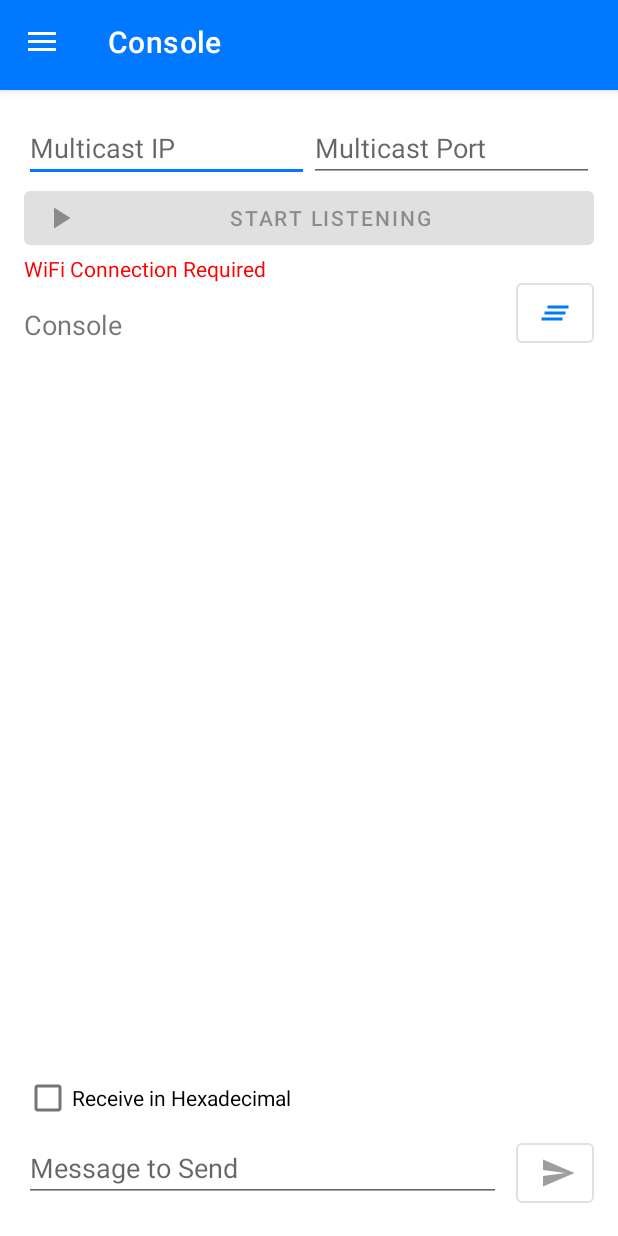
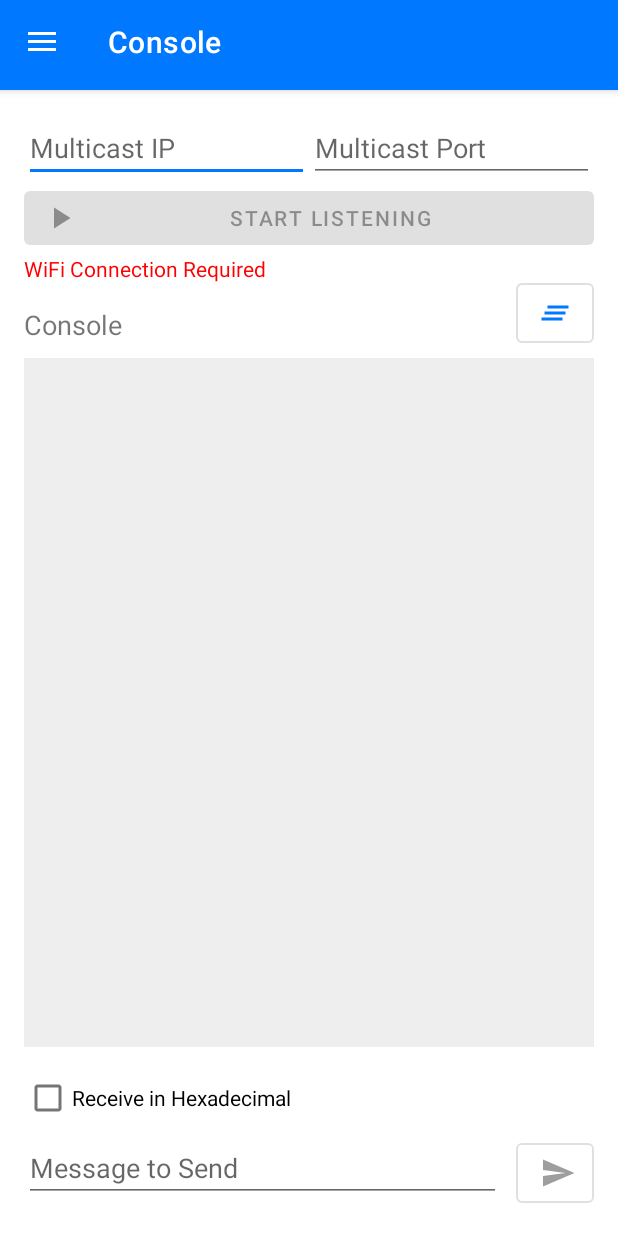
Before and after one commit to MitchTalmadge/Multicast-Tester, an Android app: the screen it shows after launch (MainActivity), on a phone screen of 412 x 824 dp. Run offline under Robolectric (Android 15) with nearby library versions, the light colour scheme and no system bars; our stand-ins replace navigation-ui.

Commit message:
Rename Stream to RTP Stream. Add background to console.

```diff
--- a/app/src/main/java/com/mitchtalmadge/multicasttester/StreamFragment.java
+++ b/app/src/main/java/com/mitchtalmadge/multicasttester/StreamFragment.java
@@ -132,7 +132,7 @@ public class StreamFragment extends Fragment implements View.OnClickListener {
             return true;
 
         // We need a texture to use the camera.
-        if(!cameraTextureAvailable)
+        if (!cameraTextureAvailable)
             return false;
 
         // Check permission and request if needed.
@@ -158,6 +158,7 @@ public class StreamFragment extends Fragment implements View.OnClickListener {
         } catch (CameraAccessException e) {
             Log.e(getClass().getName(), "Could not open camera", e);
             displayCameraErrorMessage(e.getMessage());
+            closeCamera();
             return false;
         }
     }
@@ -167,6 +168,8 @@ public class StreamFragment extends Fragment implements View.OnClickListener {
             cameraDevice.close();
             cameraDevice = null;
         }
+
+        stopStreaming();
     }
 
     private void displayCameraPlaceholder() {
@@ -223,6 +226,7 @@ public class StreamFragment extends Fragment implements View.OnClickListener {
         } catch (CameraAccessException e) {
             Log.e(getClass().getName(), "Could not create camera preview", e);
             displayCameraErrorMessage(e.getMessage());
+            closeCamera();
         }
     }
 
@@ -233,6 +237,7 @@ public class StreamFragment extends Fragment implements View.OnClickListener {
         } catch (CameraAccessException e) {
             Log.e(getClass().getName(), "Camera preview update failed", e);
             displayCameraErrorMessage(e.getMessage());
+            closeCamera();
         }
     }
 
@@ -279,6 +284,7 @@ public class StreamFragment extends Fragment implements View.OnClickListener {
         @Override
         public void onError(@NonNull CameraDevice cameraDevice, int i) {
             Log.e(getClass().getName(), "Camera Error Code: " + i);
+            displayCameraErrorMessage("Camera state errored with code " + i);
             closeCamera();
         }
     }
--- a/app/src/main/res/layout/fragment_console.xml
+++ b/app/src/main/res/layout/fragment_console.xml
@@ -87,13 +87,17 @@
         android:layout_height="0dp"
         android:layout_weight="1"
         android:fillViewport="true"
-        android:scrollbars="vertical">
+        android:scrollbars="vertical"
+        android:background="#eeeeee"
+        android:layout_marginTop="10dp"
+        android:layout_marginBottom="10dp">
 
         <TextView
             android:id="@+id/consoleTextView"
             android:layout_width="match_parent"
             android:layout_height="wrap_content"
-            android:textColor="@color/colorPrimaryDark" />
+            android:textColor="@color/colorPrimaryDark"
+            android:padding="5dp"/>
 
     </ScrollView>
 
--- a/app/src/main/res/navigation/nav_main.xml
+++ b/app/src/main/res/navigation/nav_main.xml
@@ -7,11 +7,11 @@
     <fragment
         android:id="@+id/console"
         android:name="com.mitchtalmadge.multicasttester.console.ConsoleFragment"
-        android:label="Console"
+        android:label="@string/menu_item_console_title"
         tools:layout="@layout/fragment_console" />
     <fragment
         android:id="@+id/stream"
         android:name="com.mitchtalmadge.multicasttester.StreamFragment"
-        android:label="Stream"
+        android:label="@string/menu_item_stream_title"
         tools:layout="@layout/fragment_stream" />
 </navigation>
--- a/app/src/main/res/values/menu-strings.xml
+++ b/app/src/main/res/values/menu-strings.xml
@@ -1,5 +1,5 @@
 <?xml version="1.0" encoding="utf-8"?>
 <resources>
     <string name="menu_item_console_title">Console</string>
-    <string name="menu_item_stream_title">Stream</string>
+    <string name="menu_item_stream_title">RTP Stream</string>
 </resources>
```
